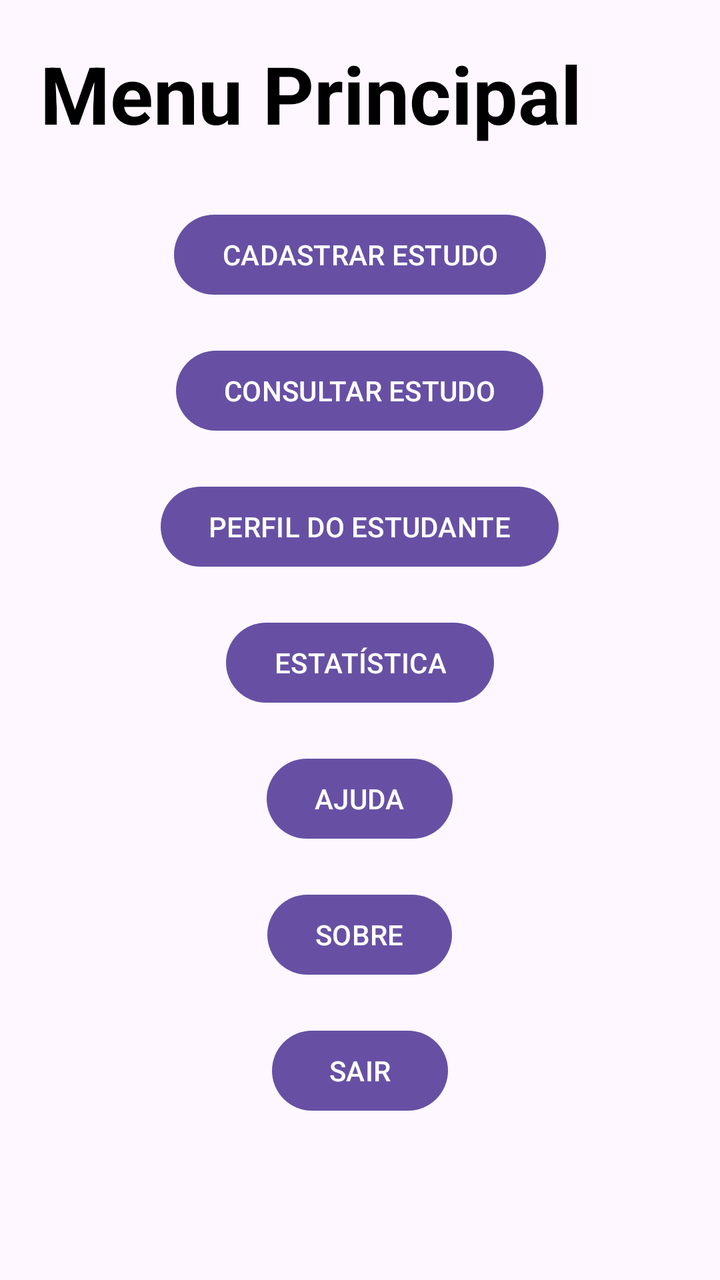
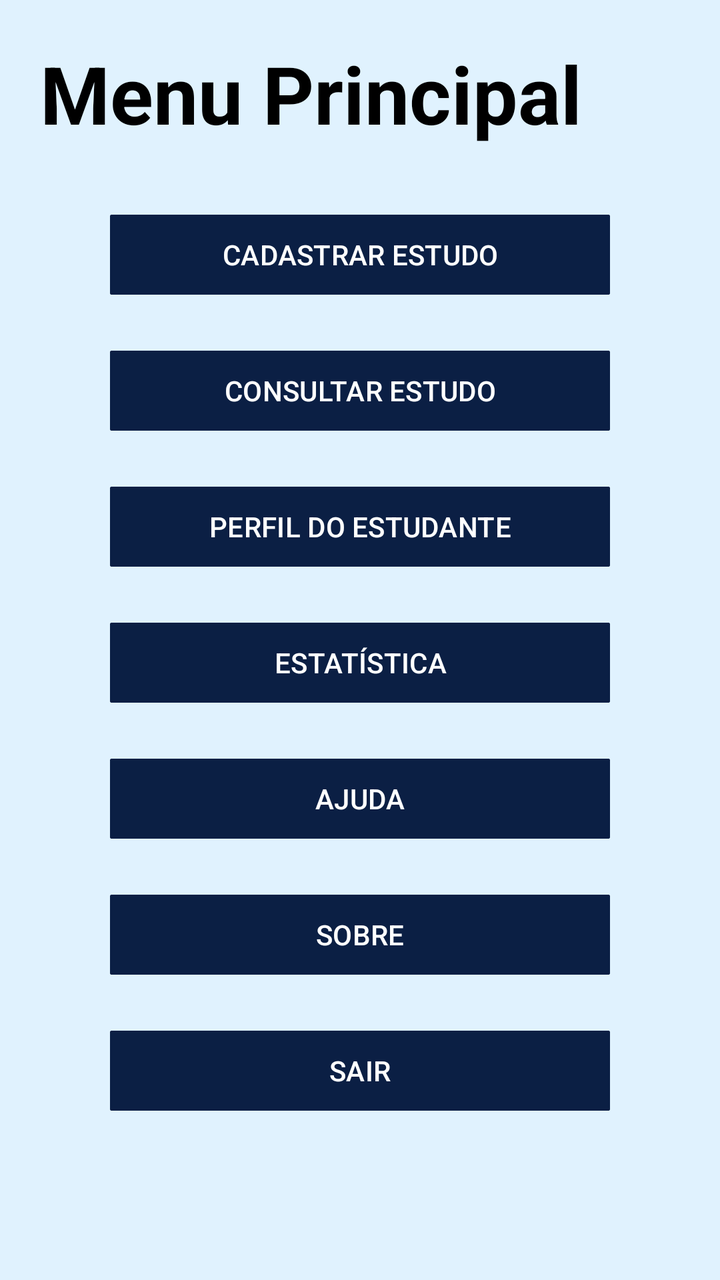

The first picture is an Android layout as it rendered before a commit; the second is the same layout after the commit. The layout source and the unified diff follow.
<!-- AndroidManifest.xml: application theme Theme.MyApp -->
<!-- res/layout/menu_layout.xml -->
<?xml version="1.0" encoding="utf-8"?>
<LinearLayout xmlns:android="http://schemas.android.com/apk/res/android"
    xmlns:app="http://schemas.android.com/apk/res-auto"
    xmlns:tools="http://schemas.android.com/tools"
    android:id="@+id/main"
    android:layout_width="match_parent"
    android:layout_height="match_parent"
    android:orientation="vertical"
    tools:context=".menuActivity">

    <TextView
        android:layout_width="match_parent"
        android:layout_height="wrap_content"

        android:text="Menu Principal"
        android:textColor="@color/black"
        android:textSize="40dp"
        android:layout_margin="20dp"
        android:textStyle="bold" />


    <Button
        android:id="@+id/btncadastrar"
        android:layout_width="wrap_content"
        android:layout_height="wrap_content"
        android:layout_gravity="center_horizontal"
        android:layout_margin="10dp"
        android:text="CADASTRAR ESTUDO" />

    <Button
        android:id="@+id/btnconsultar"
        android:layout_width="wrap_content"
        android:layout_height="wrap_content"
        android:layout_gravity="center_horizontal"
        android:layout_margin="10dp"
        android:text="CONSULTAR ESTUDO" />

    <Button
        android:id="@+id/btnperfil"
        android:layout_width="wrap_content"
        android:layout_height="wrap_content"
        android:layout_gravity="center_horizontal"
        android:layout_margin="10dp"
        android:text="PERFIL DO ESTUDANTE" />

    <Button
        android:id="@+id/btnestatistica"
        android:layout_width="wrap_content"
        android:layout_height="wrap_content"
        android:layout_gravity="center_horizontal"
        android:layout_margin="10dp"
        android:text="ESTATÍSTICA" />

    <Button
        android:id="@+id/btnajuda"
        android:layout_width="wrap_content"
        android:layout_height="wrap_content"
        android:text="AJUDA"
        android:layout_gravity="center_horizontal"
        android:layout_margin="10dp"
        />
    <Button
        android:id="@+id/btnsobre"
        android:layout_width="wrap_content"
        android:layout_height="wrap_content"
        android:text="SOBRE"
        android:layout_gravity="center_horizontal"
        android:layout_margin="10dp"
        />
    <Button
        android:id="@+id/btnSair"
        android:layout_width="wrap_content"
        android:layout_height="wrap_content"
        android:text="SAIR"
        android:layout_gravity="center_horizontal"
        android:layout_margin="10dp"
        />

</LinearLayout>
<!-- resources referenced by this layout -->
<resources>
  <color name="black">#FF000000</color>
  <style name="Theme.MyApp" parent="Base.Theme.MyApp" />
  <style name="Base.Theme.MyApp" parent="Theme.Material3.DayNight.NoActionBar">
          
          
      </style>
</resources>

<!-- the commit's change to res/layout/menu_layout.xml (unified diff, before → after) -->
@@ -6,12 +6,12 @@
     android:layout_width="match_parent"
     android:layout_height="match_parent"
     android:orientation="vertical"
+    android:background="#E0F2FE"
     tools:context=".menuActivity">
 
     <TextView
         android:layout_width="match_parent"
         android:layout_height="wrap_content"
-
         android:text="Menu Principal"
         android:textColor="@color/black"
         android:textSize="40dp"
@@ -19,59 +19,73 @@
         android:textStyle="bold" />
 
 
-    <Button
+    <com.google.android.material.button.MaterialButton
         android:id="@+id/btncadastrar"
-        android:layout_width="wrap_content"
+        android:layout_width="250dp"
         android:layout_height="wrap_content"
         android:layout_gravity="center_horizontal"
         android:layout_margin="10dp"
+        app:cornerRadius="1dp"
+        android:backgroundTint = "#0B1F44"
         android:text="CADASTRAR ESTUDO" />
 
-    <Button
+    <com.google.android.material.button.MaterialButton
         android:id="@+id/btnconsultar"
-        android:layout_width="wrap_content"
+        android:layout_width="250dp"
         android:layout_height="wrap_content"
         android:layout_gravity="center_horizontal"
         android:layout_margin="10dp"
+        app:cornerRadius="1dp"
+        android:backgroundTint = "#0B1F44"
         android:text="CONSULTAR ESTUDO" />
 
-    <Button
+    <com.google.android.material.button.MaterialButton
         android:id="@+id/btnperfil"
-        android:layout_width="wrap_content"
+        android:layout_width="250dp"
         android:layout_height="wrap_content"
         android:layout_gravity="center_horizontal"
         android:layout_margin="10dp"
+        android:backgroundTint = "#0B1F44"
+        app:cornerRadius="1dp"
         android:text="PERFIL DO ESTUDANTE" />
 
-    <Button
+    <com.google.android.material.button.MaterialButton
         android:id="@+id/btnestatistica"
-        android:layout_width="wrap_content"
+        android:layout_width="250dp"
+        app:cornerRadius="1dp"
+        android:backgroundTint = "#0B1F44"
         android:layout_height="wrap_content"
         android:layout_gravity="center_horizontal"
         android:layout_margin="10dp"
         android:text="ESTATÍSTICA" />
 
-    <Button
+    <com.google.android.material.button.MaterialButton
         android:id="@+id/btnajuda"
-        android:layout_width="wrap_content"
+        android:layout_width="250dp"
         android:layout_height="wrap_content"
         android:text="AJUDA"
+        android:backgroundTint = "#0B1F44"
+        app:cornerRadius="1dp"
         android:layout_gravity="center_horizontal"
         android:layout_margin="10dp"
         />
-    <Button
+    <com.google.android.material.button.MaterialButton
         android:id="@+id/btnsobre"
-        android:layout_width="wrap_content"
+        app:cornerRadius="1dp"
+        android:layout_width="250dp"
         android:layout_height="wrap_content"
         android:text="SOBRE"
+        android:backgroundTint = "#0B1F44"
         android:layout_gravity="center_horizontal"
         android:layout_margin="10dp"
         />
-    <Button
+    <com.google.android.material.button.MaterialButton
         android:id="@+id/btnSair"
-        android:layout_width="wrap_content"
+        app:cornerRadius="1dp"
+        android:layout_width="250dp"
         android:layout_height="wrap_content"
         android:text="SAIR"
+        android:backgroundTint = "#0B1F44"
         android:layout_gravity="center_horizontal"
         android:layout_margin="10dp"
         />
